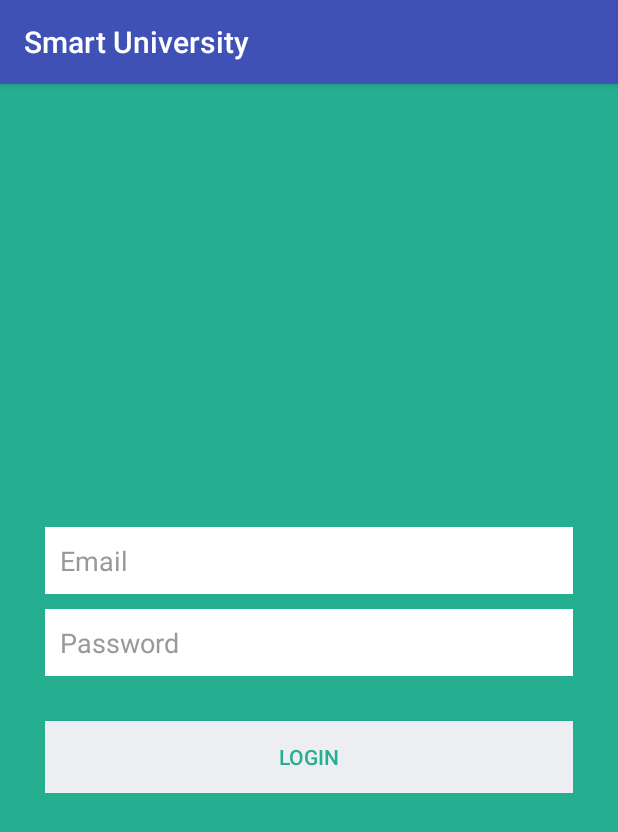
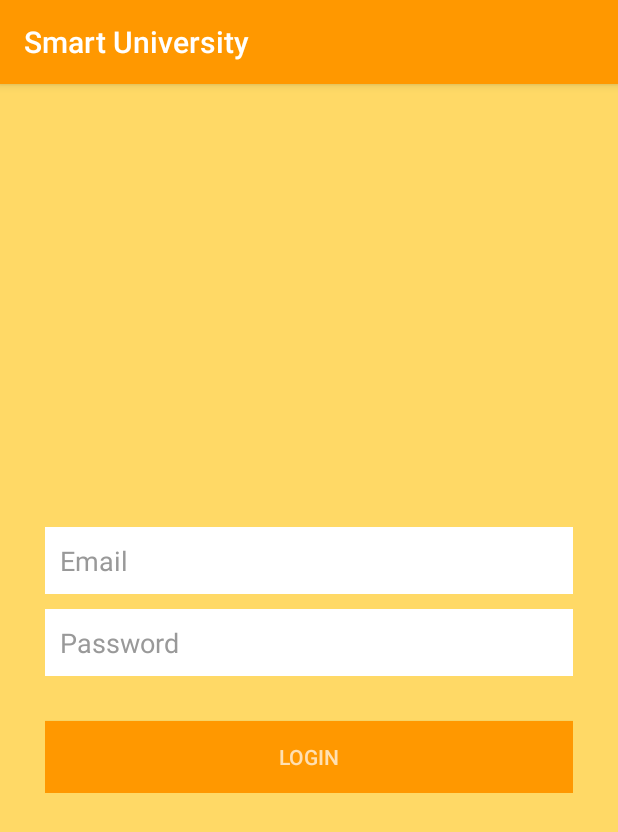
Before and after one commit to hossamk/SmartUniversity, an Android app: the screen it shows after launch (LoginActivity), on a phone screen of 412 x 824 dp. Shown: the top 832 px of the screen. Run offline under Robolectric (Android 15) with nearby library versions, the phone set to English and light mode, and no system bars; our stand-ins replace Volley.

Commit message:
Added icons, and changed colours

```diff
--- a/app/src/main/res/values/colors.xml
+++ b/app/src/main/res/values/colors.xml
@@ -1,9 +1,9 @@
 <?xml version="1.0" encoding="utf-8"?>
 <resources>
-    <color name="colorPrimary">#3F51B5</color>
-    <color name="colorPrimaryDark">#303F9F</color>
-    <color name="colorAccent">#FF4081</color>
-    <color name="bg_login">#26ae90</color>
+    <color name="colorPrimary">#FF9800</color>
+    <color name="colorPrimaryDark">#F57C00</color>
+    <color name="colorAccent">#FFEB3B</color>
+    <color name="bg_login">#ffd966</color>
     <color name="bg_register">#2e3237</color>
     <color name="bg_main">#428bca</color>
     <color name="white">#ffffff</color>
@@ -12,8 +12,8 @@
     <color name="input_register">#888888</color>
     <color name="input_register_bg">#3b4148</color>
     <color name="input_register_hint">#5e6266</color>
-    <color name="btn_login">#26ae90</color>
-    <color name="btn_login_bg">#eceef1</color>
+    <color name="btn_login">#FFE0B2</color>
+    <color name="btn_login_bg">#FF9800</color>
     <color name="lbl_name">#333333</color>
-    <color name="btn_logut_bg">#ff6861</color>
+    <color name="btn_logut_bg">#FF9800</color>
 </resources>
```
Also changed, not shown: app/src/main/res/drawable/logo.png (added), app/src/main/res/drawable/uni.png (added).
